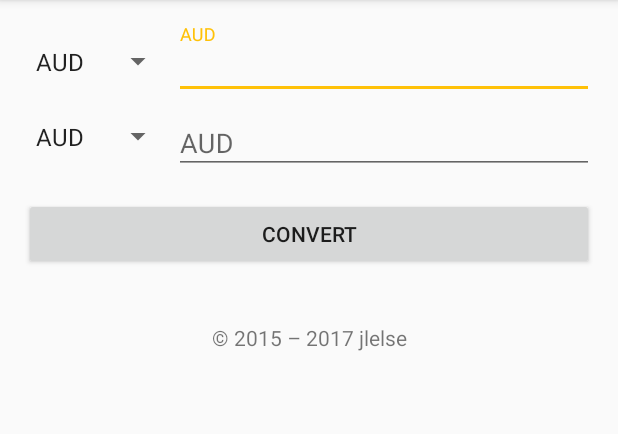
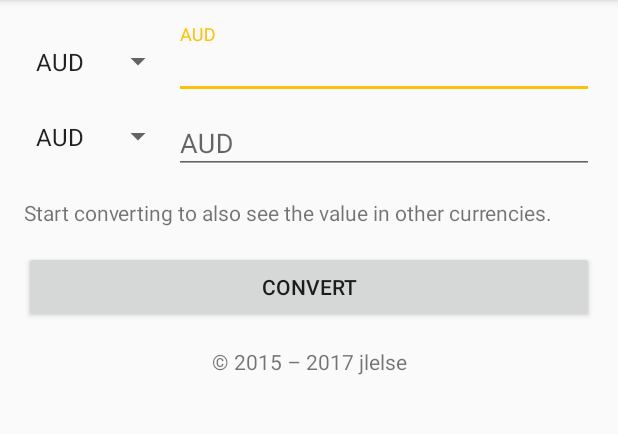
Before and after one commit to Navkiratkaur/Monety, an Android app: the screen it shows after launch (MainActivity), on a phone screen of 412 x 824 dp, the part 84-518 px from its top. Run offline under Robolectric (Android 15) with nearby library versions, the phone set to English and light mode, and no system bars; libraries missing offline, so code that uses them is left out: com.afollestad.bridge.

Commit message:
Added a new feature (other currencies values are shown too) and fixed bugs (rotation etc), also added missing currency

```diff
--- a/app/src/main/AndroidManifest.xml
+++ b/app/src/main/AndroidManifest.xml
@@ -30,7 +30,6 @@
 		<activity android:name=".MainActivity">
 			<intent-filter>
 				<action android:name="android.intent.action.MAIN" />
-
 				<category android:name="android.intent.category.LAUNCHER" />
 			</intent-filter>
 		</activity>
--- a/app/src/main/java/open/currency/MainActivity.kt
+++ b/app/src/main/java/open/currency/MainActivity.kt
@@ -1,5 +1,8 @@
 package open.currency
 
+import android.annotation.SuppressLint
+import android.content.Context
+import android.os.Build
 import android.os.Bundle
 import android.support.design.widget.Snackbar
 import android.support.design.widget.TextInputEditText
@@ -7,33 +10,44 @@ import android.support.design.widget.TextInputLayout
 import android.support.v7.app.AppCompatActivity
 import android.support.v7.widget.AppCompatSpinner
 import android.text.Editable
+import android.text.Html
 import android.text.TextWatcher
+import android.view.LayoutInflater
 import android.view.View
-import android.widget.AdapterView
-import android.widget.ArrayAdapter
-import android.widget.Button
-import android.widget.EditText
+import android.view.ViewGroup
+import android.widget.*
 import com.afollestad.bridge.Bridge
+
+var mainActivityView: MainActivity.MainActivityView? = null
 
 class MainActivity : AppCompatActivity() {
 
-	private val currency1 by lazy { findViewById(R.id.currency1) as TextInputEditText? }
-	private val currency2 by lazy { findViewById(R.id.currency2) as TextInputEditText? }
-	private val tilCur1 by lazy { findViewById(R.id.tilCur1) as TextInputLayout? }
-	private val tilCur2 by lazy { findViewById(R.id.tilCur2) as TextInputLayout? }
-	private val spinner1 by lazy { findViewById(R.id.spinner1) as AppCompatSpinner? }
-	private val spinner2 by lazy { findViewById(R.id.spinner2) as AppCompatSpinner? }
-	private val convertBtn by lazy { findViewById(R.id.convertBtn) as Button? }
+	override fun onCreate(savedInstanceState: Bundle?) {
+		super.onCreate(savedInstanceState)
+		mainActivityView = mainActivityView?.apply { (this.parent as ViewGroup?)?.removeView(this) } ?: MainActivityView(this)
+		setContentView(mainActivityView)
+	}
+
+	@SuppressLint("ViewConstructor")
+	class MainActivityView(context: Context) : LinearLayout(context) {
+
+		private val currency1 by lazy { findViewById<TextInputEditText>(R.id.currency1) as TextInputEditText? }
+		private val currency2 by lazy { findViewById<TextInputEditText>(R.id.currency2) as TextInputEditText? }
+		private val tilCur1 by lazy { findViewById<TextInputLayout>(R.id.tilCur1) as TextInputLayout? }
+		private val tilCur2 by lazy { findViewById<TextInputLayout>(R.id.tilCur2) as TextInputLayout? }
+		private val spinner1 by lazy { findViewById<AppCompatSpinner>(R.id.spinner1) as AppCompatSpinner? }
+		private val spinner2 by lazy { findViewById<AppCompatSpinner>(R.id.spinner2) as AppCompatSpinner? }
+		private val convertBtn by lazy { findViewById<Button>(R.id.convertBtn) as Button? }
+		private val otherCur by lazy { findViewById<TextView>(R.id.otherCur) as TextView? }
 		private var cur1: Int = 0
 		private var cur2: Int = 0
 		private var lastEdited: Int = 0
 		private val currencyArray by lazy { resources.getStringArray(R.array.currencies) }
 
-	override fun onCreate(savedInstanceState: Bundle?) {
-		super.onCreate(savedInstanceState)
-		setContentView(R.layout.activity_main)
+		init {
+			LayoutInflater.from(context).inflate(R.layout.activity_main, this)
 
-		val adapter = ArrayAdapter.createFromResource(this, R.array.currencies, android.R.layout.simple_spinner_item)
+			val adapter = ArrayAdapter.createFromResource(context, R.array.currencies, android.R.layout.simple_spinner_item)
 			adapter.setDropDownViewResource(R.layout.support_simple_spinner_dropdown_item)
 
 			lastEdited = 1
@@ -86,21 +100,31 @@ class MainActivity : AppCompatActivity() {
 					Snackbar.make(v, R.string.sam_cur, Snackbar.LENGTH_LONG).show()
 					currency1?.isEnabled = true
 					currency2?.isEnabled = true
+				} else calculate(currencyArray[cur1], currencyArray[cur2], inputValue)
+			}
+		}
+
+		private fun calculate(currency: String, desiredCurrency: String, value: Double) {
+			Bridge.get("https://api.fixer.io/latest?base=%s", currency)
+					.asAsonObject { _, ason, _ ->
+						val returnValue = ason?.getDouble("rates." + desiredCurrency) ?: 0.toDouble()
+						val tempLastEdited = lastEdited
+						(if (tempLastEdited == 1) currency2 else currency1)?.setText((returnValue * value).toString())
+						lastEdited = tempLastEdited
+						currency1?.isEnabled = true
+						currency2?.isEnabled = true
+						val otherCurText = context.getString(R.string.other_cur, currencyArray.filter { it != currency && it != desiredCurrency }
+								.map { "${(ason?.getDouble("rates." + it) ?: 0.toDouble()) * value} <b>$it</b>" }
+								.joinToString())
+						if (Build.VERSION.SDK_INT >= Build.VERSION_CODES.N) {
+							otherCur?.text = Html.fromHtml(otherCurText, Html.FROM_HTML_MODE_LEGACY)
 						} else {
-				if (lastEdited == 1) calculate(currency2, currencyArray[cur1], currencyArray[cur2], inputValue)
-				else calculate(currency1, currencyArray[cur2], currencyArray[cur1], inputValue)
+							@Suppress("DEPRECATION")
+							otherCur?.text = Html.fromHtml(otherCurText)
 						}
 					}
 		}
 
-	private fun calculate(editText: EditText?, currency: String, desiredCurrency: String, value: Double) {
-		Bridge.get("https://api.fixer.io/latest?base=%s&symbols=%s", currency, desiredCurrency)
-				.asAsonObject { _, ason, _ ->
-					val returnValue = ason?.getDouble("rates." + desiredCurrency) ?: 0.toDouble()
-					editText?.setText((returnValue * value).toString())
-					currency1?.isEnabled = true
-					currency2?.isEnabled = true
-				}
 	}
 
 }
--- a/app/src/main/res/layout/activity_main.xml
+++ b/app/src/main/res/layout/activity_main.xml
@@ -81,17 +81,19 @@
 			</android.support.design.widget.TextInputLayout>
 		</RelativeLayout>
 
+		<TextView
+			android:id="@+id/otherCur"
+			android:layout_width="match_parent"
+			android:layout_height="wrap_content"
+			android:layout_marginTop="@dimen/activity_margin"
+			android:text="@string/start" />
+
 		<Button
 			android:id="@+id/convertBtn"
 			android:layout_width="match_parent"
 			android:layout_height="wrap_content"
 			android:layout_marginTop="@dimen/activity_margin"
 			android:text="@string/convert" />
-
-		<TextView
-			android:id="@+id/otherCur"
-			android:layout_width="match_parent"
-			android:layout_height="wrap_content" />
 
 		<TextView
 			android:layout_width="match_parent"
--- a/app/src/main/res/values/arrays.xml
+++ b/app/src/main/res/values/arrays.xml
@@ -24,6 +24,7 @@
         <item>BRL</item>
         <item>CAD</item>
         <item>CHF</item>
+        <item>CNY</item>
         <item>CZK</item>
         <item>DKK</item>
         <item>EUR</item>
--- a/app/src/main/res/values/strings.xml
+++ b/app/src/main/res/values/strings.xml
@@ -23,4 +23,6 @@
 	<string name="sam_cur">Same currency!</string>
 	<string name="about">© 2015 – 2017 jlelse</string>
 	<string name="convert">Convert</string>
+	<string name="other_cur">This also equals %1$s.</string>
+	<string name="start">Start converting to also see the value in other currencies.</string>
 </resources>
```
Lines whose indentation alone changed are shown as unchanged.
